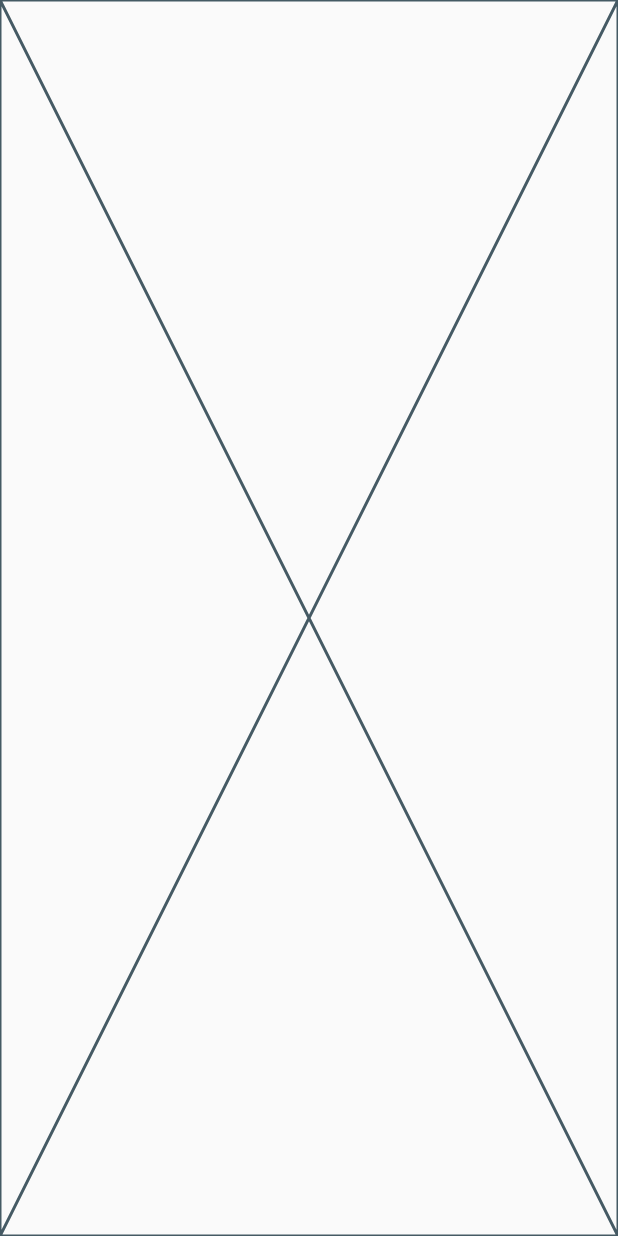
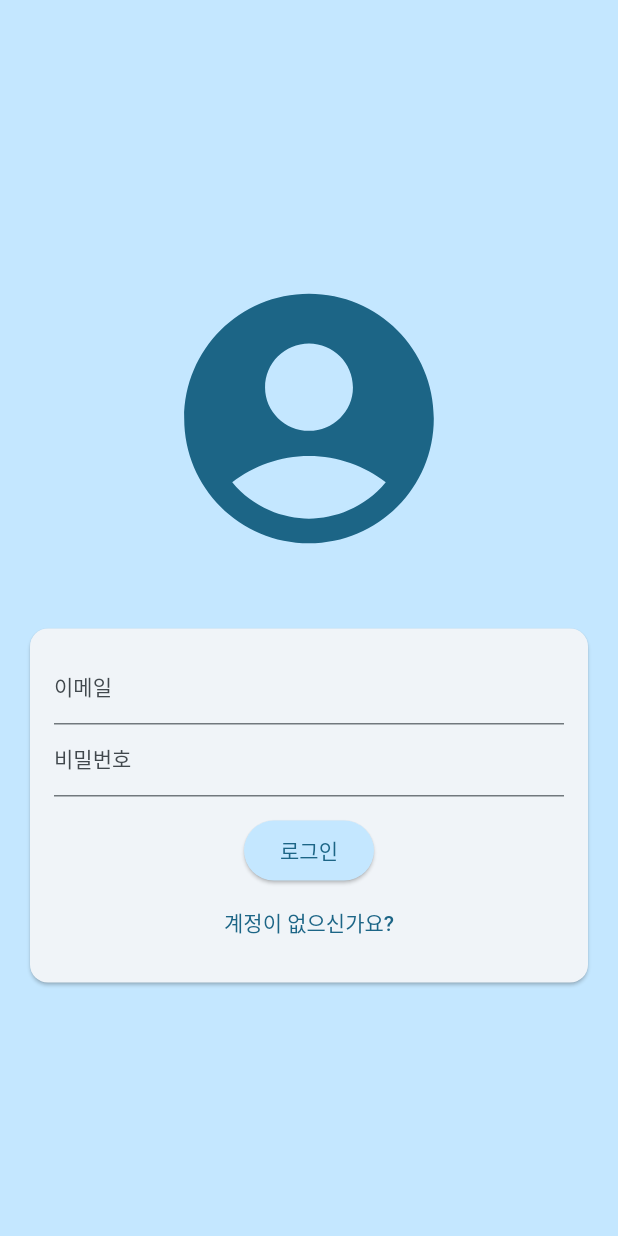
Before and after one commit to TaeHee00/TukPro-App, a Flutter app: the screen it shows after launch, on a phone screen of 412 x 824 dp. Run offline on Flutter 3.47's test engine with Material 2 defaults, Android fonts, the phone set to English and light mode, and no system bars; accounts and stored records are empty.

Commit message:
feat: login screen 구현

```diff
--- a/lib/main.dart
+++ b/lib/main.dart
@@ -1,4 +1,5 @@
 import 'package:flutter/material.dart';
+import 'package:tuk_pro_app/screens/login.dart';
 
 void main() {
   runApp(const App());
@@ -14,11 +15,9 @@ class App extends StatelessWidget {
       theme: ThemeData().copyWith(
         useMaterial3: true,
         colorScheme: ColorScheme.fromSeed(
-            seedColor: const Color.fromARGB(255, 13, 87, 167)),
+            seedColor: const Color.fromARGB(255, 232, 243, 252)),
       ),
-      home: const Scaffold(
-        body: Placeholder(),
-      ),
+      home: const LoginScreen(),
     );
   }
 }
--- /dev/null
+++ b/lib/models/member.dart
@@ -0,0 +1,16 @@
+class Member {
+  Member({
+    required this.id,
+    required this.email,
+    required this.name,
+  });
+
+  Member.fromJson(Map<String, dynamic> json)
+      : id = json["id"],
+        email = json["email"],
+        name = json["name"];
+
+  final int id;
+  final String email;
+  final String name;
+}
--- /dev/null
+++ b/lib/screens/login.dart
@@ -0,0 +1,259 @@
+import 'dart:convert';
+import 'dart:io';
+
+import 'package:flutter/material.dart';
+import 'package:http/http.dart' as http;
+
+import '../models/member.dart';
+
+class LoginScreen extends StatefulWidget {
+  const LoginScreen({super.key});
+
+  @override
+  State<LoginScreen> createState() => _LoginScreenState();
+}
+
+class _LoginScreenState extends State<LoginScreen> {
+  final _formKey = GlobalKey<FormState>();
+
+  // 로그인 모드 - 기본값 (로그인 상태)
+  bool _isLogin = true;
+  var _enteredEmail = "";
+  var _enteredPassword = "";
+  File? _selectedImage;
+  var _isAuthenticating = false;
+  var _enteredUsername = "";
+  Member? _loginMember;
+
+  void _submit() async {
+    final isValid = _formKey.currentState!.validate();
+
+    // if (!isValid || !_isLogin && _selectedImage == null) {
+    //   // TODO: 에러 메세지
+    //   return;
+    // }
+    if (!isValid) {
+      // TODO: valid api 발급 예정
+      // TODO: 에러 메세지
+      return;
+    }
+
+    _formKey.currentState!.save();
+
+    try {
+      setState(() {
+        _isAuthenticating = true;
+      });
+      if (_isLogin) {
+        // 로그인 모드
+        var url = Uri.http('localhost:8080', 'member/login', );
+        final header = {HttpHeaders.contentTypeHeader: 'application/json'};
+        var response = await http.post(
+          headers: header,
+          url,
+          body: json.encode({
+            'email': _enteredEmail,
+            'password': _enteredPassword,
+          }),
+        );
+        if (response.statusCode / 100 == 4) {
+          // 로그인 에러
+          throw Exception("서버 오류");
+        }
+        if (response.statusCode / 100 == 5) {
+          // 서버 에러
+          throw Exception("로그인 실패");
+        }
+
+        _loginMember = Member.fromJson(json.decode(response.body));
+      } else {
+        // 회원가입 모드
+        // TODO 로그인서버 response data 수정하여 이메일 중복 등 예외처리 코드도 반환하도록하기
+        var url = Uri.http('localhost:8080', 'member');
+        final header = {HttpHeaders.contentTypeHeader: 'application/json'};
+        var response = await http.post(
+          headers: header,
+          url,
+          body: json.encode({
+            'email': _enteredEmail,
+            'name': _enteredUsername,
+            'password': _enteredPassword,
+          }),
+        );
+
+        if (response.statusCode / 100 == 4) {
+          // 로그인 에러
+          throw Exception("서버 오류");
+        }
+        if (response.statusCode / 100 == 5) {
+          // 서버 에러
+          throw Exception("회원가입 실패");
+        }
+
+        _loginMember = Member.fromJson(json.decode(response.body));
+        // firebase에 경로를 만들어줌
+        // final storageRef = FirebaseStorage.instance
+        //     .ref()
+        //     .child("user_images")
+        //     .child("${userCredentials.user!.uid}.jpg");
+        // 그 경로에 이미지 전달
+        // await storageRef.putFile(_selectedImage!);
+        // final imageUrl = await storageRef.getDownloadURL();
+        // print(imageUrl);
+
+        // FirebaseFirestore.instance
+        //     .collection("users")
+        //     .doc(userCredentials.user!.uid)
+        //     .set({
+        //   "username": _enteredUsername,
+        //   "email": _enteredEmail,
+        //   "image_url": imageUrl,
+        // });
+      }
+    } on Exception catch (error) {
+      String? _message;
+      String expString = error.toString().split("Exception: ")[1];
+      // TODO: 나중에 Exception 상속받아서 따로 관리 해주기
+      if (expString == "서버 오류") {
+        _message = expString;
+      }
+      ScaffoldMessenger.of(context).clearSnackBars();
+      ScaffoldMessenger.of(context).showSnackBar(
+        _isLogin
+            ? SnackBar(
+                content: Text(_message ?? "로그인 실패"),
+              )
+            : SnackBar(
+                content: Text(_message ?? "회원가입 실패"),
+              ),
+      );
+    } finally {
+      setState(() {
+        _isAuthenticating = false;
+      });
+    }
+  }
+
+  @override
+  Widget build(BuildContext context) {
+    return Scaffold(
+        backgroundColor: Theme.of(context).colorScheme.primaryContainer,
+        body: Center(
+          child: SingleChildScrollView(
+            child: Column(
+              mainAxisAlignment: MainAxisAlignment.center,
+              children: [
+                Container(
+                  margin: const EdgeInsets.only(
+                    top: 30,
+                    bottom: 20,
+                    left: 20,
+                    right: 20,
+                  ),
+                  width: 200,
+                  // child: Image.asset("assets/images/chat.png"),
+                  child: Icon(Icons.account_circle, color: Theme.of(context).colorScheme.primary, size: 200,),
+                ),
+                Card(
+                  margin: const EdgeInsets.all(20),
+                  child: SingleChildScrollView(
+                    child: Padding(
+                      padding: const EdgeInsets.all(16),
+                      child: Form(
+                        key: _formKey,
+                        child: Column(
+                          mainAxisSize: MainAxisSize.max,
+                          children: [
+                            // if (_isLogin)
+                              // UserImagePicker(onPickImage: (pickedImage) {
+                              //   _selectedImage = pickedImage;
+                              // }),
+                            TextFormField(
+                              decoration:
+                                  const InputDecoration(labelText: "이메일"),
+                              keyboardType: TextInputType.emailAddress,
+                              autocorrect: false,
+                              textCapitalization: TextCapitalization.none,
+                              onSaved: (value) {
+                                _enteredEmail = value!;
+                              },
+                              validator: (value) {
+                                if (value == null ||
+                                    value.trim().isEmpty ||
+                                    !value.contains("@")) {
+                                  return "이메일주소가 유효하지 않습니다. 다시 입력해주세요.";
+                                }
+
+                                return null;
+                              },
+                            ),
+                            if (!_isLogin)
+                              TextFormField(
+                                decoration: const InputDecoration(
+                                  labelText: "닉네임",
+                                ),
+                                enableSuggestions: false,
+                                onSaved: (value) {
+                                  _enteredUsername = value!;
+                                },
+                                validator: (value) {
+                                  if (value == null ||
+                                      value.isEmpty ||
+                                      value.trim().length < 4) {
+                                    return "4글자 이상으로 설정해주세요!";
+                                  }
+                                  return null;
+                                },
+                              ),
+                            TextFormField(
+                              decoration:
+                                  const InputDecoration(labelText: "비밀번호"),
+                              obscureText: true,
+                              onSaved: (value) => _enteredPassword = value!,
+                              validator: (value) {
+                                if (value == null ||
+                                    value.trim().isEmpty ||
+                                    value.trim().length < 6) {
+                                  return _isLogin
+                                      ? "비밀번호가 유효하지 않습니다."
+                                      : "비밀번호는 6자리 이상의 문자로 구성해주세요";
+                                }
+                                return null;
+                              },
+                            ),
+                            const SizedBox(
+                              height: 12,
+                            ),
+                            if (_isAuthenticating)
+                              const CircularProgressIndicator(),
+                            if (!_isAuthenticating)
+                              ElevatedButton(
+                                onPressed: _submit,
+                                style: ElevatedButton.styleFrom(
+                                    backgroundColor: Theme.of(context)
+                                        .colorScheme
+                                        .primaryContainer),
+                                child: Text(_isLogin ? "로그인" : "회원가입"),
+                              ),
+                            TextButton(
+                              onPressed: () {
+                                setState(() {
+                                  _isLogin = !_isLogin;
+                                });
+                              },
+                              child: Text(
+                                _isLogin ? "계정이 없으신가요?" : "계정이 있으신가요? 로그인하세요!",
+                              ),
+                            ),
+                          ],
+                        ),
+                      ),
+                    ),
+                  ),
+                ),
+              ],
+            ),
+          ),
+        ));
+  }
+}
--- a/pubspec.yaml
+++ b/pubspec.yaml
@@ -35,6 +35,7 @@ dependencies:
   # The following adds the Cupertino Icons font to your application.
   # Use with the CupertinoIcons class for iOS style icons.
   cupertino_icons: ^1.0.2
+  http: ^1.1.0
 
 dev_dependencies:
   flutter_test:
```
